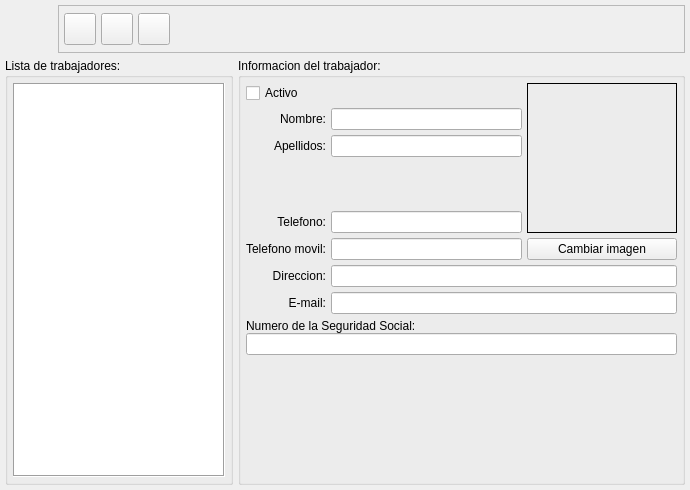
Above: bulmages/bulmafact/src/trabajadorbase.ui from eboladev/Bulmages-1 before the change. Below: the same form after it.
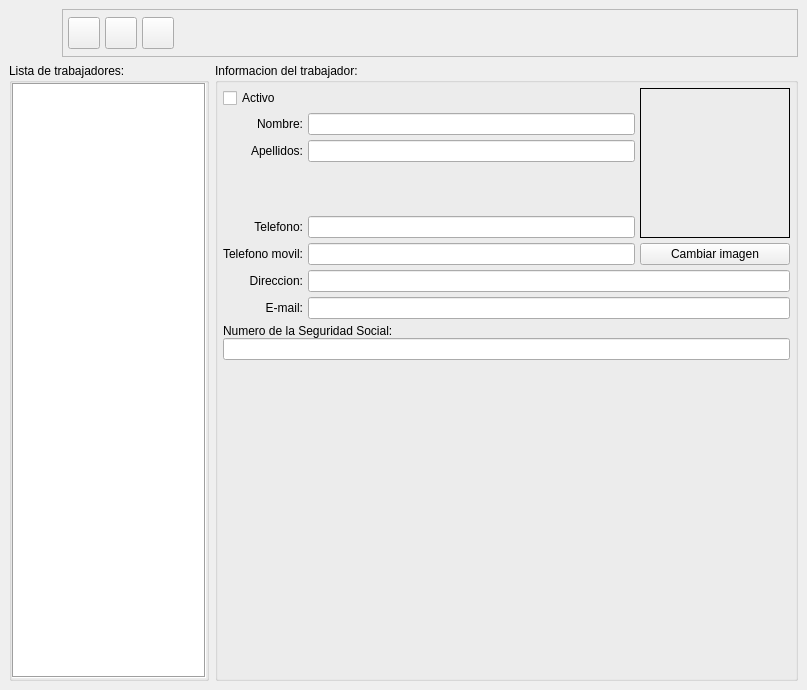
That is the form after the change. Icons and pictures are not drawn.

```diff
--- a/bulmages/bulmafact/src/trabajadorbase.ui
+++ b/bulmages/bulmafact/src/trabajadorbase.ui
@@ -6,8 +6,8 @@
    <rect>
     <x>0</x>
     <y>0</y>
-    <width>690</width>
-    <height>490</height>
+    <width>807</width>
+    <height>690</height>
    </rect>
   </property>
   <property name="windowTitle" >
@@ -18,10 +18,10 @@
   </property>
   <layout class="QGridLayout" >
    <property name="margin" >
-    <number>5</number>
+    <number>9</number>
    </property>
    <property name="spacing" >
-    <number>5</number>
+    <number>6</number>
    </property>
    <item row="1" column="1" >
     <widget class="QGroupBox" name="groupBox1" >
@@ -35,22 +35,83 @@
       <property name="spacing" >
        <number>5</number>
       </property>
-      <item row="3" column="1" >
+      <item row="10" column="0" colspan="3" >
        <spacer>
         <property name="orientation" >
          <enum>Qt::Vertical</enum>
         </property>
-        <property name="sizeType" >
-         <enum>QSizePolicy::Ignored</enum>
-        </property>
         <property name="sizeHint" >
          <size>
-          <width>20</width>
-          <height>40</height>
+          <width>447</width>
+          <height>21</height>
          </size>
         </property>
        </spacer>
       </item>
+      <item row="9" column="0" colspan="3" >
+       <widget class="QFrame" name="m_frameplugin" >
+        <property name="frameShape" >
+         <enum>QFrame::StyledPanel</enum>
+        </property>
+        <property name="frameShadow" >
+         <enum>QFrame::Raised</enum>
+        </property>
+       </widget>
+      </item>
+      <item row="8" column="0" colspan="3" >
+       <layout class="QVBoxLayout" >
+        <property name="margin" >
+         <number>0</number>
+        </property>
+        <property name="spacing" >
+         <number>0</number>
+        </property>
+        <item>
+         <widget class="QLabel" name="label" >
+          <property name="text" >
+           <string>Numero de la Seguridad Social:</string>
+          </property>
+         </widget>
+        </item>
+        <item>
+         <widget class="QLineEdit" name="m_nsstrabajador" >
+          <property name="enabled" >
+           <bool>true</bool>
+          </property>
+         </widget>
+        </item>
+       </layout>
+      </item>
+      <item row="7" column="1" colspan="2" >
+       <widget class="QLineEdit" name="m_emailtrabajador" >
+        <property name="enabled" >
+         <bool>true</bool>
+        </property>
+       </widget>
+      </item>
+      <item row="7" column="0" >
+       <widget class="QLabel" name="label" >
+        <property name="text" >
+         <string>E-mail:</string>
+        </property>
+        <property name="alignment" >
+         <set>Qt::AlignRight|Qt::AlignTrailing|Qt::AlignVCenter</set>
+        </property>
+       </widget>
+      </item>
+      <item row="6" column="0" >
+       <widget class="QLabel" name="label" >
+        <property name="text" >
+         <string>Direccion:</string>
+        </property>
+        <property name="alignment" >
+         <set>Qt::AlignRight|Qt::AlignTrailing|Qt::AlignVCenter</set>
+        </property>
+       </widget>
+      </item>
+      <item row="6" column="1" colspan="2" >
+       <widget class="QLineEdit" name="m_dirtrabajador" />
+      </item>
       <item row="5" column="1" >
        <widget class="QLineEdit" name="m_moviltrabajador" >
         <property name="enabled" >
@@ -68,6 +129,13 @@
         </property>
        </widget>
       </item>
+      <item row="5" column="2" >
+       <widget class="QPushButton" name="mui_imagen" >
+        <property name="text" >
+         <string>Cambiar imagen</string>
+        </property>
+       </widget>
+      </item>
       <item row="4" column="0" >
        <widget class="QLabel" name="label" >
         <property name="text" >
@@ -85,55 +153,25 @@
         </property>
        </widget>
       </item>
-      <item row="9" column="0" colspan="3" >
+      <item row="3" column="1" >
        <spacer>
         <property name="orientation" >
          <enum>Qt::Vertical</enum>
         </property>
+        <property name="sizeType" >
+         <enum>QSizePolicy::Ignored</enum>
+        </property>
         <property name="sizeHint" >
          <size>
-          <width>431</width>
-          <height>71</height>
+          <width>20</width>
+          <height>40</height>
          </size>
         </property>
        </spacer>
       </item>
-      <item row="7" column="0" >
-       <widget class="QLabel" name="label" >
-        <property name="text" >
-         <string>E-mail:</string>
-        </property>
-        <property name="alignment" >
-         <set>Qt::AlignRight|Qt::AlignTrailing|Qt::AlignVCenter</set>
-        </property>
-       </widget>
-      </item>
-      <item row="7" column="1" colspan="2" >
-       <widget class="QLineEdit" name="m_emailtrabajador" >
-        <property name="enabled" >
-         <bool>true</bool>
-        </property>
-       </widget>
-      </item>
-      <item row="6" column="0" >
-       <widget class="QLabel" name="label" >
-        <property name="text" >
-         <string>Direccion:</string>
-        </property>
-        <property name="alignment" >
-         <set>Qt::AlignRight|Qt::AlignTrailing|Qt::AlignVCenter</set>
-        </property>
-       </widget>
-      </item>
-      <item row="6" column="1" colspan="2" >
-       <widget class="QLineEdit" name="m_dirtrabajador" />
-      </item>
       <item row="2" column="1" >
        <widget class="QLineEdit" name="m_apellidostrabajador" />
       </item>
-      <item row="1" column="1" >
-       <widget class="QLineEdit" name="m_nomtrabajador" />
-      </item>
       <item row="2" column="0" >
        <widget class="QLabel" name="label" >
         <property name="text" >
@@ -144,6 +182,9 @@
         </property>
        </widget>
       </item>
+      <item row="1" column="1" >
+       <widget class="QLineEdit" name="m_nomtrabajador" />
+      </item>
       <item row="1" column="0" >
        <widget class="QLabel" name="label" >
         <property name="text" >
@@ -161,30 +202,6 @@
         </property>
        </widget>
       </item>
-      <item row="8" column="0" colspan="3" >
-       <layout class="QVBoxLayout" >
-        <property name="margin" >
-         <number>0</number>
-        </property>
-        <property name="spacing" >
-         <number>0</number>
-        </property>
-        <item>
-         <widget class="QLabel" name="label" >
-          <property name="text" >
-           <string>Numero de la Seguridad Social:</string>
-          </property>
-         </widget>
-        </item>
-        <item>
-         <widget class="QLineEdit" name="m_nsstrabajador" >
-          <property name="enabled" >
-           <bool>true</bool>
-          </property>
-         </widget>
-        </item>
-       </layout>
-      </item>
       <item rowspan="5" row="0" column="2" >
        <widget class="QLabel" name="m_imagen" >
         <property name="sizePolicy" >
@@ -215,38 +232,6 @@
         </property>
        </widget>
       </item>
-      <item row="5" column="2" >
-       <widget class="QPushButton" name="mui_imagen" >
-        <property name="text" >
-         <string>Cambiar imagen</string>
-        </property>
-       </widget>
-      </item>
-     </layout>
-    </widget>
-   </item>
-   <item row="1" column="0" >
-    <widget class="QGroupBox" name="groupBox" >
-     <property name="title" >
-      <string>Lista de trabajadores:</string>
-     </property>
-     <layout class="QGridLayout" >
-      <property name="margin" >
-       <number>5</number>
-      </property>
-      <property name="spacing" >
-       <number>5</number>
-      </property>
-      <item row="0" column="0" >
-       <widget class="QListWidget" name="mui_lista" >
-        <property name="frameShape" >
-         <enum>QFrame::Box</enum>
-        </property>
-        <property name="lineWidth" >
-         <number>1</number>
-        </property>
-       </widget>
-      </item>
      </layout>
     </widget>
    </item>
@@ -415,6 +400,53 @@
      </item>
     </layout>
    </item>
+   <item row="1" column="0" >
+    <widget class="QGroupBox" name="groupBox" >
+     <property name="sizePolicy" >
+      <sizepolicy>
+       <hsizetype>0</hsizetype>
+       <vsizetype>5</vsizetype>
+       <horstretch>0</horstretch>
+       <verstretch>0</verstretch>
+      </sizepolicy>
+     </property>
+     <property name="maximumSize" >
+      <size>
+       <width>200</width>
+       <height>16777215</height>
+      </size>
+     </property>
+     <property name="title" >
+      <string>Lista de trabajadores:</string>
+     </property>
+     <layout class="QGridLayout" >
+      <property name="margin" >
+       <number>0</number>
+      </property>
+      <property name="spacing" >
+       <number>0</number>
+      </property>
+      <item row="0" column="0" >
+       <widget class="QListWidget" name="mui_lista" >
+        <property name="sizePolicy" >
+         <sizepolicy>
+          <hsizetype>0</hsizetype>
+          <vsizetype>7</vsizetype>
+          <horstretch>0</horstretch>
+          <verstretch>0</verstretch>
+         </sizepolicy>
+        </property>
+        <property name="frameShape" >
+         <enum>QFrame::Box</enum>
+        </property>
+        <property name="lineWidth" >
+         <number>1</number>
+        </property>
+       </widget>
+      </item>
+     </layout>
+    </widget>
+   </item>
   </layout>
  </widget>
  <layoutdefault spacing="2" margin="2" />
```
